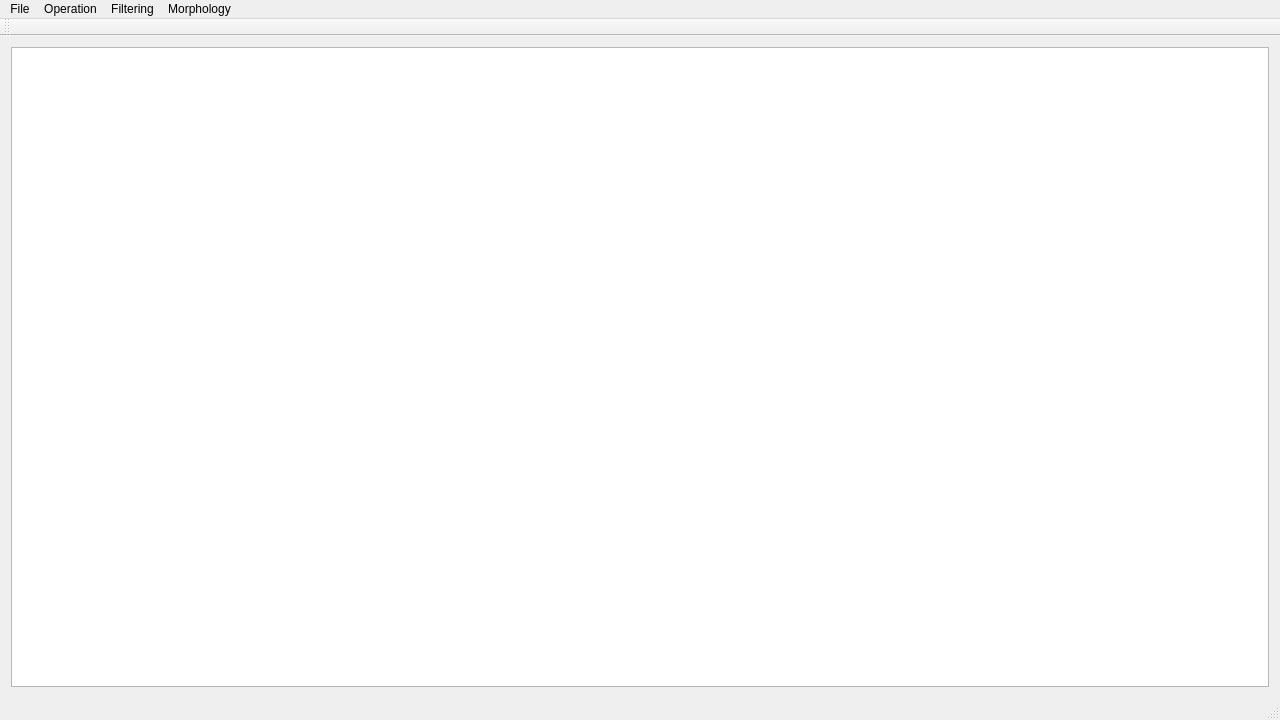
Old version of the form TinyPhotoshop/mainwindow.ui in the repository GhostatSpirit/ComputerVision2017.
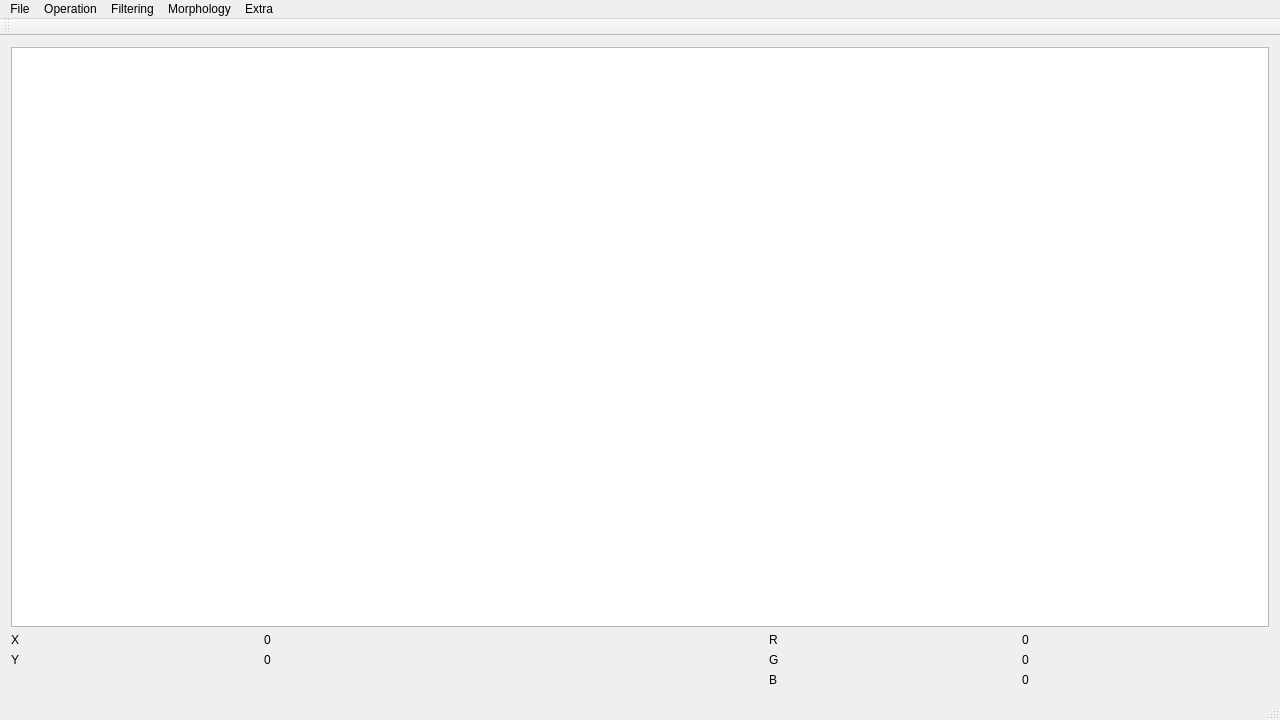
New version of the form.

```diff
--- a/TinyPhotoshop/mainwindow.ui
+++ b/TinyPhotoshop/mainwindow.ui
@@ -14,17 +14,105 @@
    <string>MainWindow</string>
   </property>
   <widget class="QWidget" name="centralWidget">
-   <layout class="QHBoxLayout" name="horizontalLayout">
-    <item>
+   <layout class="QGridLayout" name="gridLayout">
+    <item row="0" column="0" colspan="5">
      <widget class="QGraphicsView" name="imageGraphicsView"/>
     </item>
-    <item>
+    <item row="1" column="0">
+     <widget class="QLabel" name="label">
+      <property name="sizePolicy">
+       <sizepolicy hsizetype="Minimum" vsizetype="Preferred">
+        <horstretch>0</horstretch>
+        <verstretch>0</verstretch>
+       </sizepolicy>
+      </property>
+      <property name="text">
+       <string>X</string>
+      </property>
+     </widget>
+    </item>
+    <item row="2" column="0">
+     <widget class="QLabel" name="label_2">
+      <property name="sizePolicy">
+       <sizepolicy hsizetype="Minimum" vsizetype="Preferred">
+        <horstretch>0</horstretch>
+        <verstretch>0</verstretch>
+       </sizepolicy>
+      </property>
+      <property name="text">
+       <string>Y</string>
+      </property>
+     </widget>
+    </item>
+    <item row="2" column="1">
+     <widget class="QLabel" name="yLabel">
+      <property name="text">
+       <string>0</string>
+      </property>
+     </widget>
+    </item>
+    <item row="3" column="4">
+     <widget class="QLabel" name="bLabel">
+      <property name="text">
+       <string>0</string>
+      </property>
+     </widget>
+    </item>
+    <item row="2" column="3">
+     <widget class="QLabel" name="label_4">
+      <property name="text">
+       <string>G</string>
+      </property>
+     </widget>
+    </item>
+    <item row="2" column="4">
+     <widget class="QLabel" name="gLabel">
+      <property name="text">
+       <string>0</string>
+      </property>
+     </widget>
+    </item>
+    <item row="1" column="3">
+     <widget class="QLabel" name="label_6">
+      <property name="text">
+       <string>R</string>
+      </property>
+     </widget>
+    </item>
+    <item row="1" column="4">
+     <widget class="QLabel" name="rLabel">
+      <property name="text">
+       <string>0</string>
+      </property>
+     </widget>
+    </item>
+    <item row="3" column="3">
+     <widget class="QLabel" name="label_5">
+      <property name="text">
+       <string>B</string>
+      </property>
+     </widget>
+    </item>
+    <item row="0" column="5">
      <layout class="QVBoxLayout" name="inspectorLayout">
       <property name="sizeConstraint">
        <enum>QLayout::SetDefaultConstraint</enum>
       </property>
      </layout>
     </item>
+    <item row="1" column="1">
+     <widget class="QLabel" name="xLabel">
+      <property name="text">
+       <string>0</string>
+      </property>
+      <property name="alignment">
+       <set>Qt::AlignLeading|Qt::AlignLeft|Qt::AlignVCenter</set>
+      </property>
+      <property name="indent">
+       <number>0</number>
+      </property>
+     </widget>
+    </item>
    </layout>
   </widget>
   <widget class="QMenuBar" name="menuBar">
@@ -69,10 +157,17 @@
     <addaction name="actionBinaryMorphology"/>
     <addaction name="actionGrayscale_Morphology"/>
    </widget>
+   <widget class="QMenu" name="menuExtra">
+    <property name="title">
+     <string>Extra</string>
+    </property>
+    <addaction name="actionHough_Transform"/>
+   </widget>
    <addaction name="menuFile"/>
    <addaction name="menuOperation"/>
    <addaction name="menuFiltering"/>
    <addaction name="menuMorphology"/>
+   <addaction name="menuExtra"/>
   </widget>
   <widget class="QToolBar" name="mainToolBar">
    <attribute name="toolBarArea">
```
Left out of the diff: 5 changed lines with no effect on the pictures.
